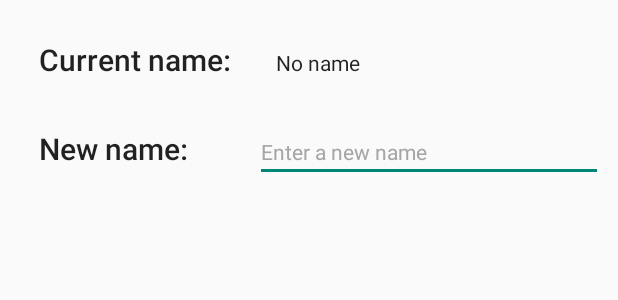
After one commit to justinhchan/Proximity, an Android app: the layout dialog_profile.xml on its own in the app's theme, with its tools: preview values and no code run, on a phone screen of 412 x 824 dp. The commit adds this screen. Shown: the top 300 px of the screen. Run offline under Robolectric (Android 15) with nearby library versions, the phone set to English and light mode, and no system bars.

Commit message:
added the name dialog box to the menu

```diff
--- a/app/src/main/res/layout/activity_main.xml
+++ b/app/src/main/res/layout/activity_main.xml
@@ -14,7 +14,7 @@
 
     <Button
         android:id="@+id/startgamebtn"
-        android:text="Start Guess Who Game"
+        android:text="Start Game"
         android:layout_width="wrap_content"
         android:layout_height="wrap_content" />
 
--- a/app/src/main/res/layout/dialog_message.xml
+++ b/app/src/main/res/layout/dialog_message.xml
@@ -10,7 +10,7 @@
     android:layout_marginBottom="10dp">
 
     <TextView
-        android:id="@+id/dialog_header"
+        android:id="@+id/dialog_message_header"
         android:layout_width="match_parent"
         android:layout_height="wrap_content"
         android:text="@string/dialog_message_header"
--- /dev/null
+++ b/app/src/main/res/layout/dialog_profile.xml
@@ -0,0 +1,61 @@
+<?xml version="1.0" encoding="utf-8"?>
+<LinearLayout xmlns:android="http://schemas.android.com/apk/res/android"
+    android:layout_width="match_parent"
+    android:layout_height="match_parent"
+    android:orientation="vertical"
+    android:layout_marginLeft="10dp"
+    android:layout_marginRight="10dp"
+    android:layout_marginTop="10dp"
+    android:layout_marginBottom="10dp">
+
+    <LinearLayout
+        android:layout_width="match_parent"
+        android:layout_height="wrap_content"
+        android:orientation="horizontal">
+
+        <TextView
+            android:id="@+id/dialog_profile_current"
+            android:layout_width="160dp"
+            android:layout_height="wrap_content"
+            android:padding="16dp"
+            android:text="Current name:"
+            android:textAlignment="viewStart"
+            android:textAppearance="@android:style/TextAppearance.Material.DialogWindowTitle" />
+
+        <TextView
+            android:id="@+id/dialog_profile_current_text"
+            android:layout_width="match_parent"
+            android:layout_height="wrap_content"
+            android:padding="14dp"
+            android:text="No name"
+            android:textAlignment="viewStart"
+            android:textAppearance="@android:style/TextAppearance.Material.Body1" />
+
+    </LinearLayout>
+
+    <LinearLayout
+        android:layout_width="match_parent"
+        android:layout_height="wrap_content"
+        android:orientation="horizontal">
+
+        <TextView
+            android:id="@+id/dialog_profile_header"
+            android:layout_width="160dp"
+            android:layout_height="wrap_content"
+            android:padding="16dp"
+            android:text="New name:"
+            android:textAlignment="viewStart"
+            android:textAppearance="@android:style/TextAppearance.Material.DialogWindowTitle" />
+
+        <EditText
+            android:id="@+id/dialog_profile_name"
+            android:layout_width="match_parent"
+            android:layout_height="wrap_content"
+            android:hint="Enter a new name"
+            android:inputType="textShortMessage"
+            android:textColorHint="#A5A5A5"
+            android:textSize="14sp" />
+
+    </LinearLayout>
+
+</LinearLayout>
--- a/app/src/main/res/values/strings.xml
+++ b/app/src/main/res/values/strings.xml
@@ -5,6 +5,7 @@
     <string name="share_message">Share message</string>
 
     <string name="message_action">Compose Message</string>
+    <string name="profile_action">View Profile</string>
 
     <string name="dialog_message_header">Current Message</string>
     <string name="dialog_message_save">Submit</string>
```
Also changed, not shown: app/src/main/java/cmsc436/proximity/DeviceMessage.java (added, +26 -0 lines), app/src/main/java/cmsc436/proximity/MainActivity.java (+96 -44 lines), app/src/main/res/menu/menu.xml (+10 -5 lines), app/src/main/res/drawable-hdpi/ic_action_profile.png (added), app/src/main/res/drawable-mdpi/ic_action_profile.png (added), app/src/main/res/drawable-xhdpi/ic_action_profile.png (added), app/src/main/res/drawable-xxhdpi/ic_action_profile.png (added).
